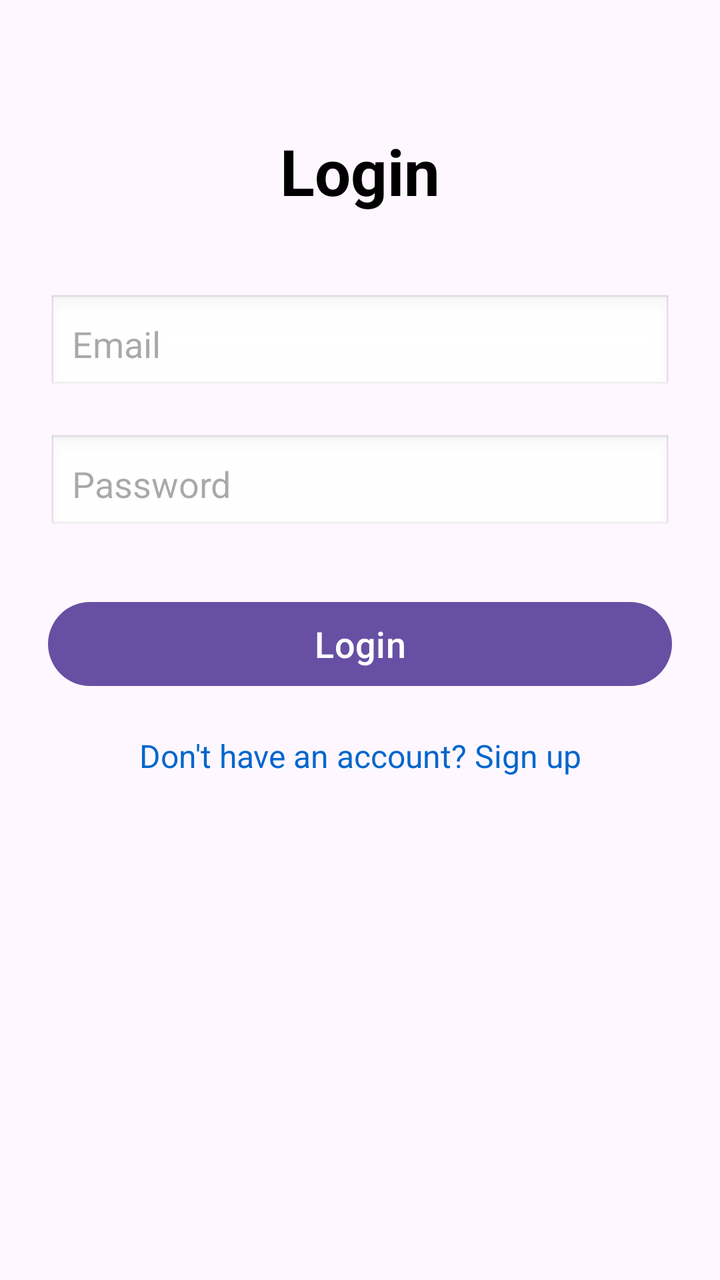
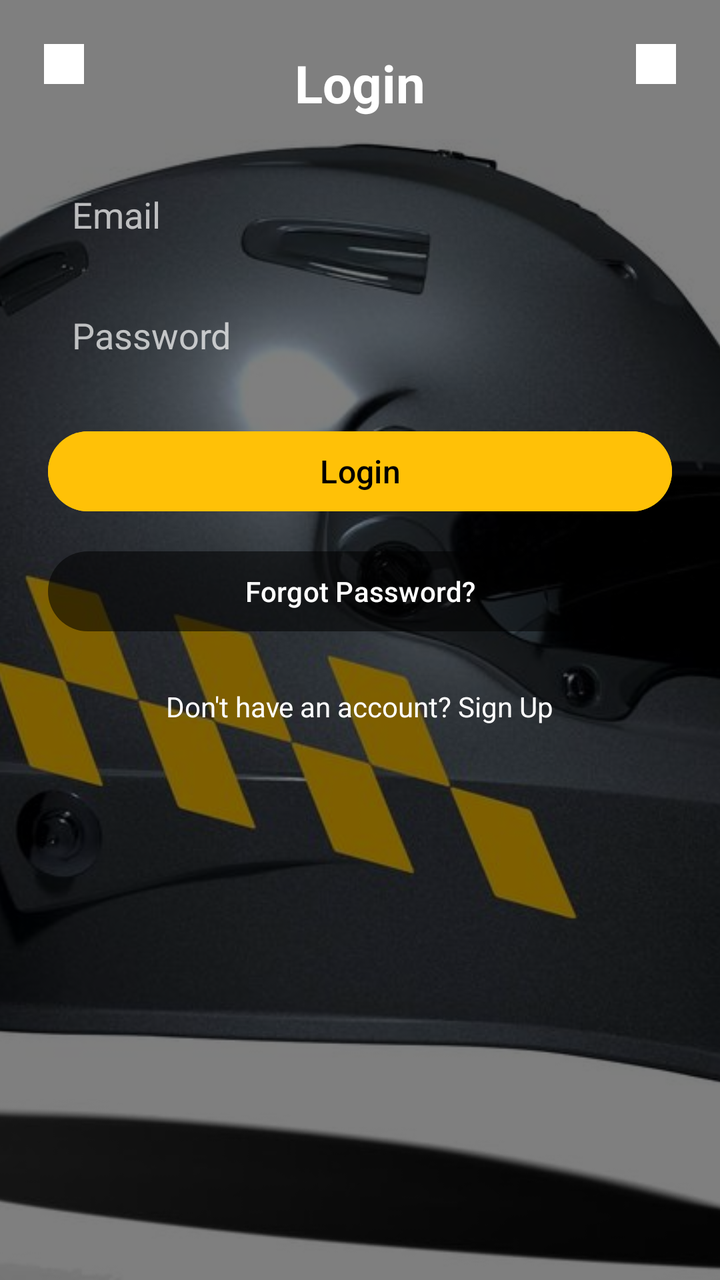

An Android layout rendered at two revisions. The XML below is the earlier revision; the diff shows what the commit changed to produce the second picture.
<!-- AndroidManifest.xml: application theme Theme.Loginnew -->
<!-- res/layout/fragment_login.xml -->
<?xml version="1.0" encoding="utf-8"?>
<androidx.constraintlayout.widget.ConstraintLayout xmlns:android="http://schemas.android.com/apk/res/android"
    xmlns:app="http://schemas.android.com/apk/res-auto"
    xmlns:tools="http://schemas.android.com/tools"
    android:layout_width="match_parent"
    android:layout_height="match_parent"
    tools:context=".LoginFragment"
    android:padding="24dp">

    
    <TextView
        android:id="@+id/tvLoginTitle"
        android:layout_width="wrap_content"
        android:layout_height="wrap_content"
        android:text="Login"
        android:textSize="32sp"
        android:textStyle="bold"
        android:textColor="#000000"
        app:layout_constraintTop_toTopOf="parent"
        app:layout_constraintStart_toStartOf="parent"
        app:layout_constraintEnd_toEndOf="parent"
        android:layout_marginTop="40dp" />

    
    <EditText
        android:id="@+id/etUsernameLogin"
        android:layout_width="0dp"
        android:layout_height="50dp"
        android:hint="Email"
        android:padding="12dp"
        android:background="@android:drawable/edit_text"
        android:inputType="textEmailAddress"
        app:layout_constraintTop_toBottomOf="@id/tvLoginTitle"
        app:layout_constraintStart_toStartOf="parent"
        app:layout_constraintEnd_toEndOf="parent"
        android:layout_marginTop="40dp" />

    
    <EditText
        android:id="@+id/etPasswordLogin"
        android:layout_width="0dp"
        android:layout_height="50dp"
        android:hint="Password"
        android:padding="12dp"
        android:background="@android:drawable/edit_text"
        android:inputType="textPassword"
        app:layout_constraintTop_toBottomOf="@id/etUsernameLogin"
        app:layout_constraintStart_toStartOf="parent"
        app:layout_constraintEnd_toEndOf="parent"
        android:layout_marginTop="20dp" />

    
    <Button
        android:id="@+id/btnLoginLogin"
        android:layout_width="0dp"
        android:layout_height="50dp"
        android:text="Login"
        android:textSize="18sp"
        app:layout_constraintTop_toBottomOf="@id/etPasswordLogin"
        app:layout_constraintStart_toStartOf="parent"
        app:layout_constraintEnd_toEndOf="parent"
        android:layout_marginTop="30dp" />

    
    <TextView
        android:id="@+id/tvSignupLinkLogin"
        android:layout_width="wrap_content"
        android:layout_height="wrap_content"
        android:text="Don't have an account? Sign up"
        android:textColor="#0066CC"
        android:textSize="16sp"
        app:layout_constraintTop_toBottomOf="@id/btnLoginLogin"
        app:layout_constraintStart_toStartOf="parent"
        app:layout_constraintEnd_toEndOf="parent"
        android:layout_marginTop="20dp" />

</androidx.constraintlayout.widget.ConstraintLayout>
<!-- resources referenced by this layout -->
<resources>
  <style name="Theme.Loginnew" parent="Base.Theme.Loginnew" />
  <style name="Base.Theme.Loginnew" parent="Theme.Material3.DayNight.NoActionBar">
          
          
      </style>
</resources>

<!-- the commit's change to res/layout/fragment_login.xml (unified diff, before → after) -->
@@ -1,77 +1,137 @@
-<?xml version="1.0" encoding="utf-8"?>
-<androidx.constraintlayout.widget.ConstraintLayout xmlns:android="http://schemas.android.com/apk/res/android"
+<androidx.constraintlayout.widget.ConstraintLayout
+    xmlns:android="http://schemas.android.com/apk/res/android"
     xmlns:app="http://schemas.android.com/apk/res-auto"
     xmlns:tools="http://schemas.android.com/tools"
     android:layout_width="match_parent"
     android:layout_height="match_parent"
-    tools:context=".LoginFragment"
-    android:padding="24dp">
+    tools:context=".LoginFragment">
 
     
-    <TextView
-        android:id="@+id/tvLoginTitle"
-        android:layout_width="wrap_content"
-        android:layout_height="wrap_content"
-        android:text="Login"
-        android:textSize="32sp"
-        android:textStyle="bold"
-        android:textColor="#000000"
+    <ImageView
+        android:id="@+id/bgImage"
+        android:layout_width="0dp"
+        android:layout_height="0dp"
+        android:scaleType="centerCrop"
+        android:src="@drawable/taxi_helmet"
+        app:layout_constraintTop_toTopOf="parent"
+        app:layout_constraintBottom_toBottomOf="parent"
+        app:layout_constraintStart_toStartOf="parent"
+        app:layout_constraintEnd_toEndOf="parent"/>
+
+    
+    <View
+        android:id="@+id/dimLayer"
+        android:layout_width="0dp"
+        android:layout_height="0dp"
+        android:background="#80000000"
+        app:layout_constraintTop_toTopOf="parent"
+        app:layout_constraintBottom_toBottomOf="parent"
+        app:layout_constraintStart_toStartOf="parent"
+        app:layout_constraintEnd_toEndOf="parent"/>
+
+    
+    <ImageView
+        android:id="@+id/btnBackToSignup"
+        android:layout_width="32dp"
+        android:layout_height="32dp"
+        android:padding="6dp"
+        android:src="@drawable/taxi_helmet"
+        app:tint="@android:color/white"
         app:layout_constraintTop_toTopOf="parent"
         app:layout_constraintStart_toStartOf="parent"
-        app:layout_constraintEnd_toEndOf="parent"
-        android:layout_marginTop="40dp" />
+        android:layout_margin="16dp"/>
 
     
-    <EditText
-        android:id="@+id/etUsernameLogin"
-        android:layout_width="0dp"
-        android:layout_height="50dp"
-        android:hint="Email"
-        android:padding="12dp"
-        android:background="@android:drawable/edit_text"
-        android:inputType="textEmailAddress"
-        app:layout_constraintTop_toBottomOf="@id/tvLoginTitle"
-        app:layout_constraintStart_toStartOf="parent"
+    <ImageView
+        android:id="@+id/btnGoToAdd"
+        android:layout_width="32dp"
+        android:layout_height="32dp"
+        android:padding="6dp"
+        android:src="@drawable/taxi_helmet"
+        app:tint="@android:color/white"
+        app:layout_constraintTop_toTopOf="parent"
         app:layout_constraintEnd_toEndOf="parent"
-        android:layout_marginTop="40dp" />
+        android:layout_margin="16dp"/>
 
     
-    <EditText
-        android:id="@+id/etPasswordLogin"
-        android:layout_width="0dp"
-        android:layout_height="50dp"
-        android:hint="Password"
-        android:padding="12dp"
-        android:background="@android:drawable/edit_text"
-        android:inputType="textPassword"
-        app:layout_constraintTop_toBottomOf="@id/etUsernameLogin"
+    <LinearLayout
+        android:id="@+id/formContainer"
+        android:layout_width="match_parent"
+        android:layout_height="match_parent"
+        android:orientation="vertical"
+        android:padding="24dp"
+        android:gravity="center_horizontal"
+        app:layout_constraintTop_toTopOf="parent"
+        app:layout_constraintBottom_toBottomOf="parent"
         app:layout_constraintStart_toStartOf="parent"
-        app:layout_constraintEnd_toEndOf="parent"
-        android:layout_marginTop="20dp" />
+        app:layout_constraintEnd_toEndOf="parent">
 
-    
-    <Button
-        android:id="@+id/btnLoginLogin"
-        android:layout_width="0dp"
-        android:layout_height="50dp"
-        android:text="Login"
-        android:textSize="18sp"
-        app:layout_constraintTop_toBottomOf="@id/etPasswordLogin"
-        app:layout_constraintStart_toStartOf="parent"
-        app:layout_constraintEnd_toEndOf="parent"
-        android:layout_marginTop="30dp" />
+        <TextView
+            android:id="@+id/tvTitle"
+            android:layout_width="wrap_content"
+            android:layout_height="wrap_content"
+            android:text="Login"
+            android:textColor="@android:color/white"
+            android:textSize="26sp"
+            android:textStyle="bold"
+            android:layout_marginBottom="24dp"/>
 
-    
-    <TextView
-        android:id="@+id/tvSignupLinkLogin"
-        android:layout_width="wrap_content"
-        android:layout_height="wrap_content"
-        android:text="Don't have an account? Sign up"
-        android:textColor="#0066CC"
-        android:textSize="16sp"
-        app:layout_constraintTop_toBottomOf="@id/btnLoginLogin"
-        app:layout_constraintStart_toStartOf="parent"
-        app:layout_constraintEnd_toEndOf="parent"
-        android:layout_marginTop="20dp" />
+        <EditText
+            android:id="@+id/etEmailLogin"
+            android:layout_width="match_parent"
+            android:layout_height="wrap_content"
+            android:hint="Email"
+            android:inputType="textEmailAddress"
+            android:textColor="@android:color/white"
+            android:textColorHint="#B3FFFFFF"
+            android:background="@android:color/transparent"
+            android:padding="12dp"
+            android:layout_marginBottom="12dp"
+            android:backgroundTint="@android:color/white"/>
+
+        <EditText
+            android:id="@+id/etPasswordLogin"
+            android:layout_width="match_parent"
+            android:layout_height="wrap_content"
+            android:hint="Password"
+            android:inputType="textPassword"
+            android:textColor="@android:color/white"
+            android:textColorHint="#B3FFFFFF"
+            android:background="@android:color/transparent"
+            android:padding="12dp"
+            android:layout_marginBottom="20dp"
+            android:backgroundTint="@android:color/white"/>
+
+        <Button
+            android:id="@+id/btnLogin"
+            android:layout_width="match_parent"
+            android:layout_height="wrap_content"
+            android:text="Login"
+            android:textAllCaps="false"
+            android:textSize="16sp"
+            android:textColor="@android:color/black"
+            android:backgroundTint="#FFC107"
+            android:layout_marginBottom="12dp"/>
+
+        <Button
+            android:id="@+id/btnResetPassword"
+            android:layout_width="match_parent"
+            android:layout_height="wrap_content"
+            android:text="Forgot Password?"
+            android:textAllCaps="false"
+            android:textSize="14sp"
+            android:textColor="@android:color/white"
+            android:backgroundTint="#55000000"
+            android:layout_marginBottom="16dp"/>
+
+        <TextView
+            android:id="@+id/tvGoToSignup"
+            android:layout_width="wrap_content"
+            android:layout_height="wrap_content"
+            android:text="Don't have an account? Sign Up"
+            android:textColor="@android:color/white"
+            android:textSize="14sp"
+            android:layout_marginTop="8dp"/>
+    </LinearLayout>
 
 </androidx.constraintlayout.widget.ConstraintLayout>
<!-- resource entries referenced after the edit -->
@@ -1,5 +1,6 @@
 <!-- resources referenced by this layout -->
 <resources>
+  <!-- drawable taxi_helmet: jpg bitmap (drawable, 49154 bytes) -->
   <style name="Theme.Loginnew" parent="Base.Theme.Loginnew" />
   <style name="Base.Theme.Loginnew" parent="Theme.Material3.DayNight.NoActionBar">
           
